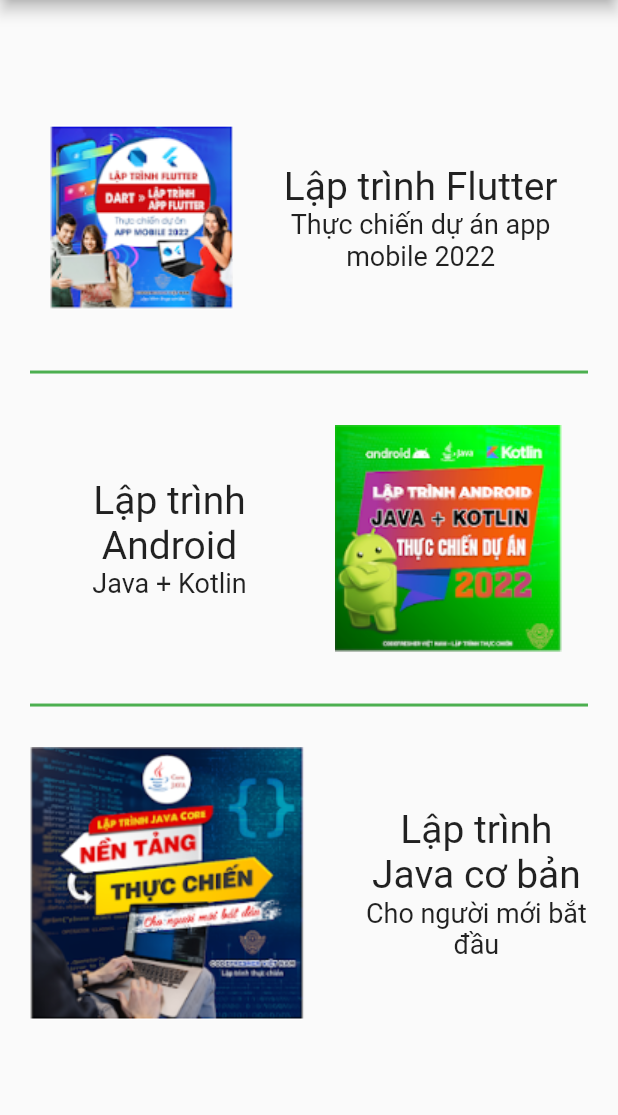
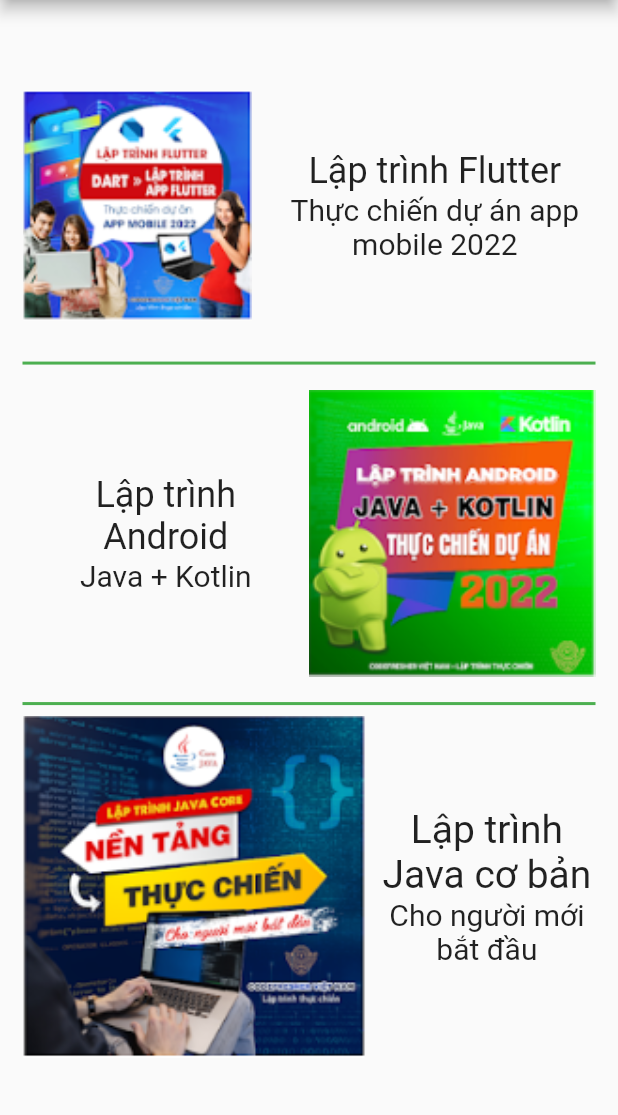
Before and after one commit to doannga/exerciseb3, a Flutter app: the FlexDemo screen opened directly, on a phone screen of 412 x 824 dp, the part 84-1199 px from its top. Run offline on Flutter 3.47's test engine with Material 2 defaults, Android fonts, the phone set to English and light mode, and no system bars.

Commit message:
Optimize code and fix issue btvn2

```diff
--- a/lib/btvn_day4_2.dart
+++ b/lib/btvn_day4_2.dart
@@ -1,3 +1,4 @@
+import 'package:flutter/cupertino.dart';
 import 'package:flutter/material.dart';
 
 class FlexDemo extends StatefulWidget {
@@ -18,20 +19,19 @@ class _FlexDemoState extends State<FlexDemo> {
       ),
       body: SingleChildScrollView(
         child: Container(
-          padding: const EdgeInsets.symmetric(horizontal: 20, vertical: 50),
+          padding: const EdgeInsets.symmetric(horizontal: 15, vertical: 40),
           child: Column(
             children: [
-              Container(
-                padding: EdgeInsets.symmetric(vertical: 20),
+              Padding(
+                padding: const EdgeInsets.symmetric(vertical: 20),
                 child: Row(
-                  mainAxisAlignment: MainAxisAlignment.center,
+                  mainAxisAlignment: MainAxisAlignment.spaceBetween,
                   children: [
                     Expanded(
                       flex: 2,
                       child: Image.asset(
                         'assets/images/image1.PNG',
-                        //height: 200,
-                        //alignment: Alignment.centerLeft,
+                        fit: BoxFit.cover,
                       ),
                     ),
                     // const SizedBox(
@@ -39,6 +39,8 @@ class _FlexDemoState extends State<FlexDemo> {
                     // ),
                     Expanded(
                       flex: 3,
+                      child: Padding(
+                        padding: const EdgeInsets.only(left: 15),
                         child: Column(
                           //mainAxisAlignment: MainAxisAlignment.spaceBetween,
                           children: const [
@@ -46,7 +48,7 @@ class _FlexDemoState extends State<FlexDemo> {
                               'Lập trình Flutter',
                               style: TextStyle(
                                 fontWeight: FontWeight.normal,
-                              fontSize: 26,
+                                fontSize: 24,
                               ),
                               textAlign: TextAlign.center,
                             ),
@@ -54,11 +56,12 @@ class _FlexDemoState extends State<FlexDemo> {
                               'Thực chiến dự án app mobile 2022',
                               style: TextStyle(
                                 fontWeight: FontWeight.normal,
-                              fontSize: 18,
+                                fontSize: 20,
                               ),
                               textAlign: TextAlign.center,
                             ),
                           ],
+                        ),
                       ),
                     ),
                   ],
@@ -68,13 +71,15 @@ class _FlexDemoState extends State<FlexDemo> {
                 color: Colors.green,
                 thickness: 2,
               ),
-              Container(
-                padding: EdgeInsets.symmetric(vertical: 10),
+              Padding(
+                padding: const EdgeInsets.symmetric(vertical: 10),
                 child: Row(
                   mainAxisAlignment: MainAxisAlignment.center,
                   children: [
                     Expanded(
                       flex: 1,
+                      child: Padding(
+                        padding: const EdgeInsets.all(8.0),
                         child: Column(
                           mainAxisAlignment: MainAxisAlignment.center,
                           children: const [
@@ -82,7 +87,7 @@ class _FlexDemoState extends State<FlexDemo> {
                               'Lập trình Android',
                               style: TextStyle(
                                 fontWeight: FontWeight.normal,
-                              fontSize: 26,
+                                fontSize: 24,
                               ),
                               textAlign: TextAlign.center,
                             ),
@@ -90,17 +95,19 @@ class _FlexDemoState extends State<FlexDemo> {
                               'Java + Kotlin',
                               style: TextStyle(
                                 fontWeight: FontWeight.normal,
-                              fontSize: 18,
+                                fontSize: 20,
                               ),
                               textAlign: TextAlign.center,
                             ),
                           ],
                         ),
                       ),
+                    ),
                     Expanded(
                       flex: 1,
                       child: Image.asset(
                         'assets/images/image2.PNG',
+                        fit: BoxFit.cover,
                       ),
                     ),
                   ],
@@ -110,23 +117,21 @@ class _FlexDemoState extends State<FlexDemo> {
                 color: Colors.green,
                 thickness: 2,
               ),
-              Container(
-                //padding: const EdgeInsets.symmetric(vertical: 5),
-                child: Row(
-                  mainAxisAlignment: MainAxisAlignment.center,
+              Row(
+                //mainAxisAlignment: MainAxisAlignment.spaceBetween,
                 children: [
                   Expanded(
                     flex: 3,
                     child: Image.asset(
                       'assets/images/image3.PNG',
-                        alignment: Alignment.centerLeft,
+                      fit: BoxFit.cover,
                     ),
                   ),
                   Expanded(
                     flex: 2,
+                    child: Padding(
+                      padding: const EdgeInsets.only(left: 8),
                       child: Column(
-                        //mainAxisAlignment: MainAxisAlignment.spaceBetween,
-                        //crossAxisAlignment: CrossAxisAlignment.center,
                         children: const [
                           Text(
                             'Lập trình Java cơ bản',
@@ -140,15 +145,15 @@ class _FlexDemoState extends State<FlexDemo> {
                             'Cho người mới bắt đầu',
                             style: TextStyle(
                               fontWeight: FontWeight.normal,
-                              fontSize: 18,
+                              fontSize: 20,
                             ),
                             textAlign: TextAlign.center,
                           ),
                         ],
                       ),
                     ),
+                  ),
                 ],
-                ),
               ),
             ],
           ),
--- a/lib/main.dart
+++ b/lib/main.dart
@@ -1,6 +1,6 @@
 import 'package:flutter/material.dart';
 
-import 'btvn_day4_2.dart';
+import 'btvn_day4_1.dart';
 
 void main() {
   runApp(const MyApp());
@@ -17,10 +17,10 @@ class MyApp extends StatelessWidget {
       theme: ThemeData(
         primarySwatch: Colors.blue,
       ),
-      //home: const MyHomePage(title: 'Flutter Demo Home Page'),
+      home: const MyHomePage(title: 'Flutter Demo Home Page'),
       //home: const WelcomPage(),
       //home: const TasteMe(),
-      home: const FlexDemo(),
+      //home: const FlexDemo(),
     );
   }
 }
```
Also changed, not shown: lib/btvn_day4_1.dart (+22 -57 lines). Lines whose indentation alone changed are shown as unchanged.
